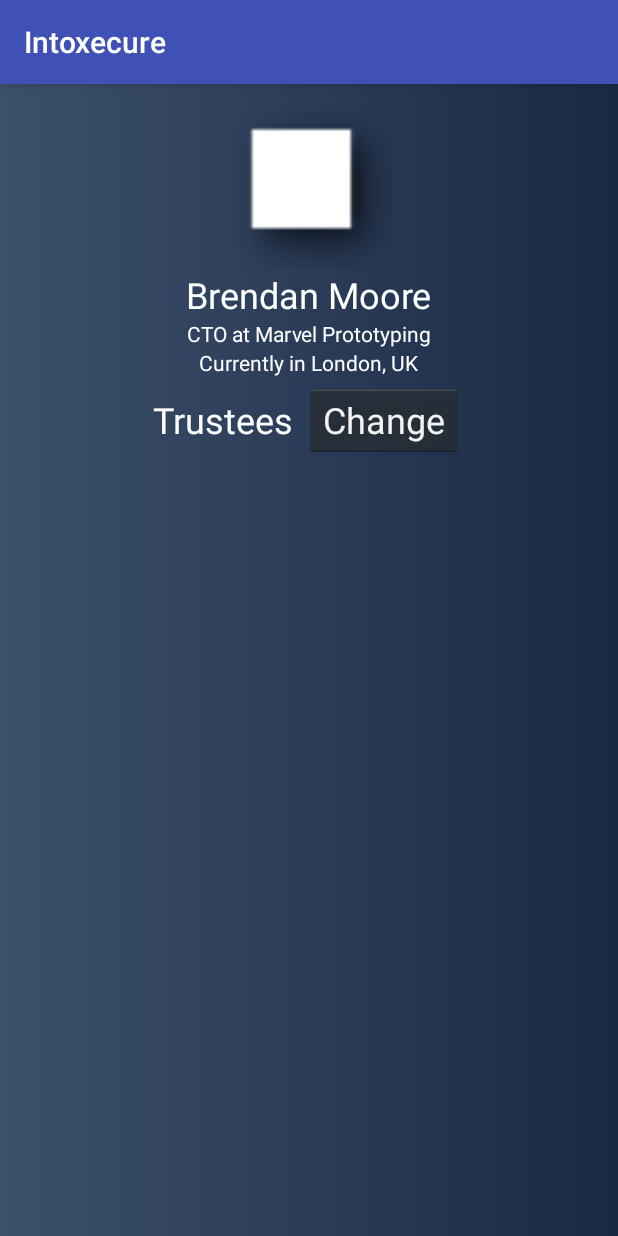
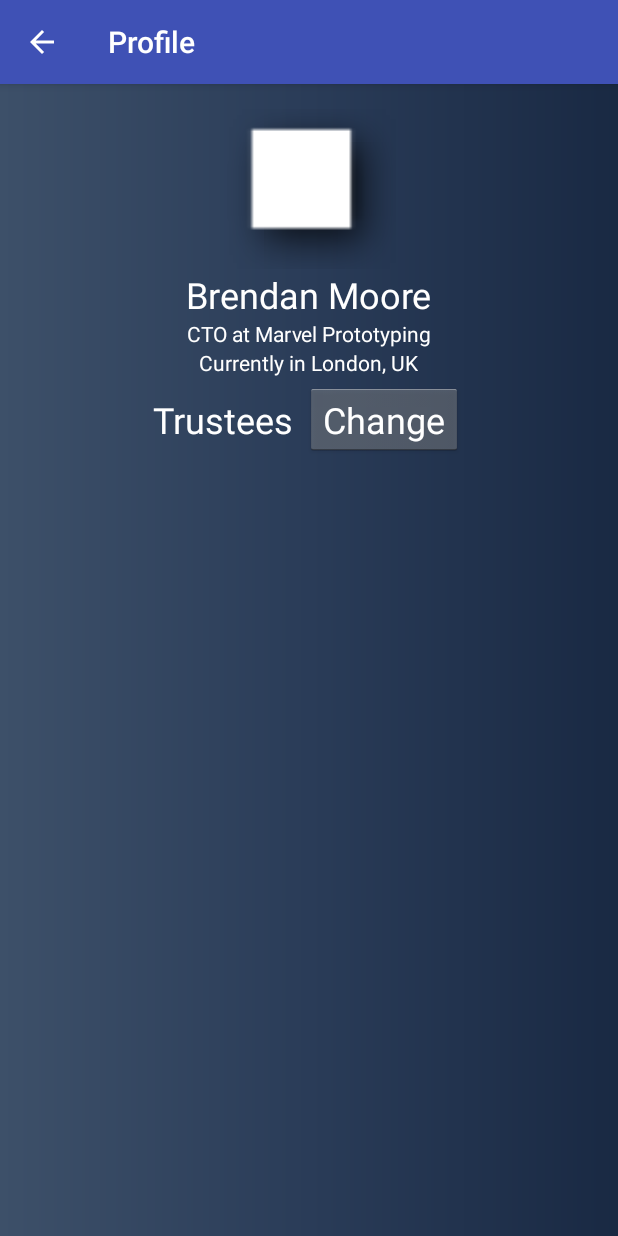
Before and after one commit to Jameyeless/Intoxecure, an Android app: the ProfileActivity screen opened directly, with no data from a screen before it, on a phone screen of 412 x 824 dp. Run offline under Robolectric (Android 15) with nearby library versions, the phone set to English and light mode, and no system bars.

Commit message:
Initial Commit

```diff
--- a/app/src/main/java/com/intoxecure/intoxecure/LoginActivity.java
+++ b/app/src/main/java/com/intoxecure/intoxecure/LoginActivity.java
@@ -14,6 +14,7 @@ public class LoginActivity extends AppCompatActivity {
         setContentView(R.layout.activity_login);
 
         intent = new Intent(LoginActivity.this, MainActivity.class);
+        intent.addFlags(Intent.FLAG_ACTIVITY_CLEAR_TASK | Intent.FLAG_ACTIVITY_NEW_TASK);
         if (IntoxecureService.IS_SERVICE_RUNNING)
             startActivity(intent);
     }
--- a/app/src/main/res/layout/activity_main.xml
+++ b/app/src/main/res/layout/activity_main.xml
@@ -27,6 +27,7 @@
         android:layout_alignEnd="@+id/toggleButton"
         android:layout_alignRight="@+id/toggleButton"
         android:layout_below="@+id/toggleButton"
+        android:onClick="onProfileClick"
         android:text="@string/profile_button"
         android:textAllCaps="false"
         android:textColor="@android:color/white" />
--- a/app/src/main/res/layout/activity_profile.xml
+++ b/app/src/main/res/layout/activity_profile.xml
@@ -57,6 +57,9 @@
         android:layout_marginEnd="8dp"
         android:layout_marginStart="8dp"
         android:layout_marginTop="8dp"
+        android:footerDividersEnabled="true"
+        android:headerDividersEnabled="true"
+        android:scrollbars="vertical"
         app:layout_constraintBottom_toBottomOf="parent"
         app:layout_constraintEnd_toEndOf="parent"
         app:layout_constraintStart_toStartOf="parent"
@@ -74,12 +77,12 @@
 
         <Button
             android:id="@+id/button"
-            style="@android:style/Widget.Holo.Button"
+            style="@android:style/Widget.Holo.Light.Button"
             android:layout_width="wrap_content"
             android:layout_height="wrap_content"
-            android:layout_marginLeft="8dp"
             android:layout_marginStart="8dp"
             android:text="Change"
+            android:textColor="@android:color/white"
             android:textSize="24sp"
             app:layout_constraintStart_toEndOf="@+id/textView" />
 
--- a/app/src/main/res/values/strings.xml
+++ b/app/src/main/res/values/strings.xml
@@ -3,8 +3,6 @@
     <string name="channel_name">Intoxecure</string>
     <string name="channel_description">Intoxecure Service Channel</string>
     <string name="channel_id">com.intoxecure.intoxecure</string>
-    <string name="title_activity_main2">Main2Activity</string>
-    <string name="title_activity_asd">asd</string>
     <string name="schedule_button">Schedule</string>
     <string name="settings_button">Settings</string>
     <string name="profile_button">Profile</string>
@@ -14,6 +12,7 @@
     <string name="username_text">Username</string>
     <string name="password_text">Password</string>
     <string name="title_activity_settings">Settings</string>
+    <string name="title_activity_profile">Profile</string>
 
     <!-- Strings related to Settings -->
 
```
Also changed, not shown: app/src/main/AndroidManifest.xml (+7 -1 lines).
